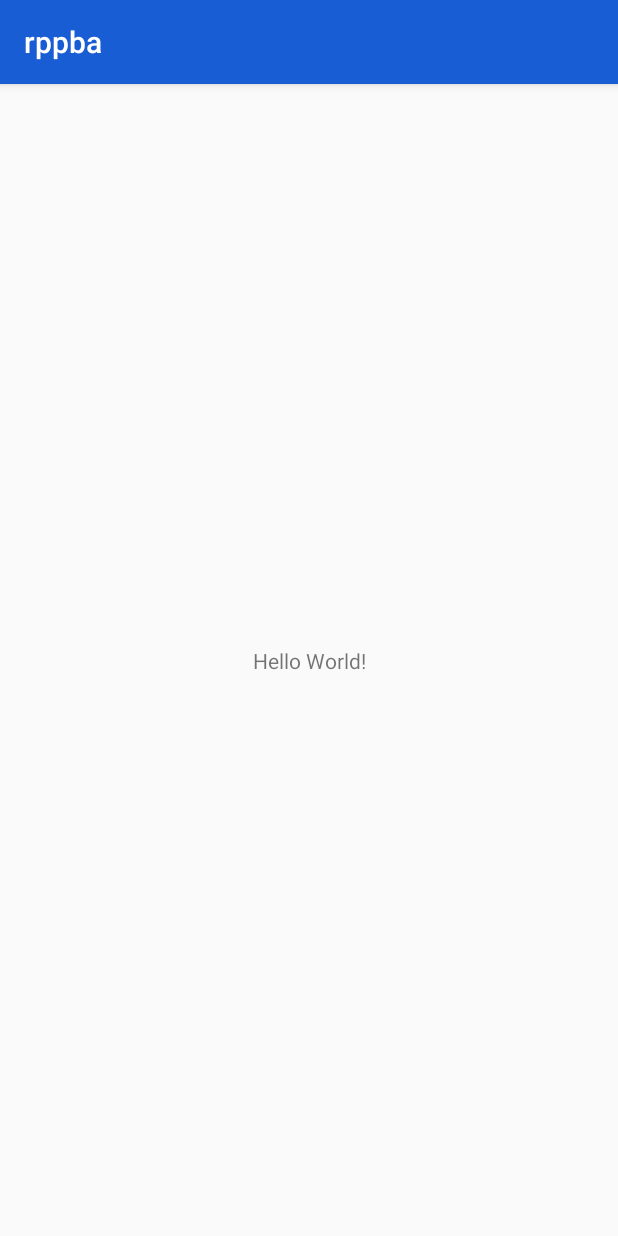
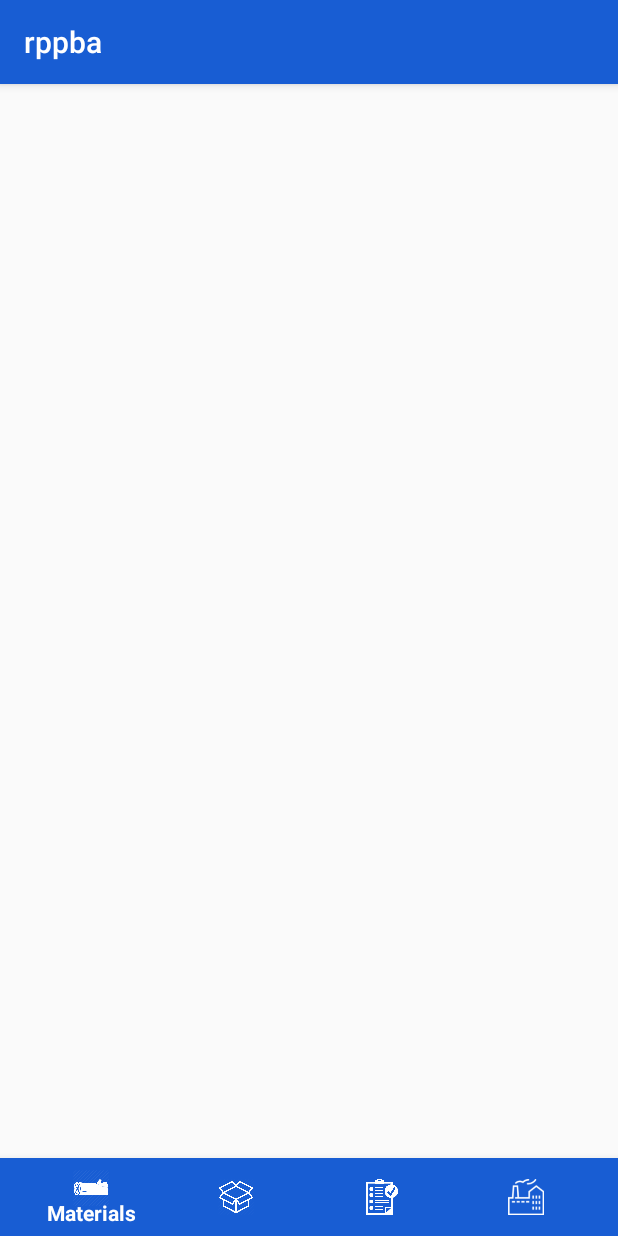
Before and after one commit to SergeiMikhailovskii/RPPBA, an Android app: the MainActivity screen opened directly, with no data from a screen before it, on a phone screen of 412 x 824 dp. Run offline under Robolectric (Android 15) with nearby library versions, the phone set to English and light mode, and no system bars.

Commit message:
Added bottom navigation

```diff
--- a/app/build.gradle
+++ b/app/build.gradle
@@ -28,7 +28,13 @@ dependencies {
     implementation fileTree(dir: 'libs', include: ['*.jar'])
     implementation 'androidx.appcompat:appcompat:1.1.0'
     implementation 'androidx.constraintlayout:constraintlayout:1.1.3'
+    //noinspection GradleCompatible
+    implementation 'com.android.support:design:28.0.0'
+    //noinspection GradleCompatible
+    implementation 'com.android.support:recyclerview-v7:28.0.0'
+
     testImplementation 'junit:junit:4.12'
+
     androidTestImplementation 'androidx.test.ext:junit:1.1.1'
     androidTestImplementation 'androidx.test.espresso:espresso-core:3.2.0'
 }
--- a/app/src/main/java/com/bsuir/rppba/ui/login/LoginActivity.java
+++ b/app/src/main/java/com/bsuir/rppba/ui/login/LoginActivity.java
@@ -1,8 +1,7 @@
 package com.bsuir.rppba.ui.login;
 
+import android.content.Intent;
 import android.os.Bundle;
-import android.util.Log;
-import android.view.View;
 import android.widget.Button;
 import android.widget.EditText;
 import android.widget.Toast;
@@ -10,6 +9,9 @@ import android.widget.Toast;
 import androidx.appcompat.app.AppCompatActivity;
 
 import com.bsuir.rppba.R;
+import com.bsuir.rppba.ui.main.MainActivity;
+
+import java.util.Objects;
 
 public class LoginActivity extends AppCompatActivity implements LoginContract.LoginView {
 
@@ -22,7 +24,7 @@ public class LoginActivity extends AppCompatActivity implements LoginContract.Lo
     protected void onCreate(Bundle savedInstanceState) {
         super.onCreate(savedInstanceState);
         setContentView(R.layout.activity_login);
-        getSupportActionBar().hide();
+        Objects.requireNonNull(getSupportActionBar()).hide();
         presenter.attachView(this);
 
         loginEditText = findViewById(R.id.login_edit_text);
@@ -40,6 +42,8 @@ public class LoginActivity extends AppCompatActivity implements LoginContract.Lo
     @Override
     public void onLoginSuccess() {
         Toast.makeText(this, "Login success", Toast.LENGTH_SHORT).show();
+        Intent intent = new Intent(this, MainActivity.class);
+        startActivity(intent);
     }
 
     @Override
--- a/app/src/main/res/layout/activity_main.xml
+++ b/app/src/main/res/layout/activity_main.xml
@@ -6,13 +6,17 @@
     android:layout_height="match_parent"
     tools:context=".ui.main.MainActivity">
 
-    <TextView
-        android:layout_width="wrap_content"
-        android:layout_height="wrap_content"
-        android:text="Hello World!"
+    <com.google.android.material.bottomnavigation.BottomNavigationView
+        android:id="@+id/bottom_nav"
+        android:layout_width="match_parent"
+        android:layout_height="52dp"
+        app:itemBackground="@color/colorPrimary"
+        app:itemIconTint="#FFFFFF"
+        app:itemTextColor="#FFFFFF"
+        android:background="@color/colorPrimary"
         app:layout_constraintBottom_toBottomOf="parent"
-        app:layout_constraintLeft_toLeftOf="parent"
-        app:layout_constraintRight_toRightOf="parent"
-        app:layout_constraintTop_toTopOf="parent" />
+        app:layout_constraintEnd_toEndOf="parent"
+        app:layout_constraintStart_toStartOf="parent"
+        app:menu="@menu/bottom_navigation_menu" />
 
 </androidx.constraintlayout.widget.ConstraintLayout>
--- /dev/null
+++ b/app/src/main/res/menu/bottom_navigation_menu.xml
@@ -0,0 +1,19 @@
+<?xml version="1.0" encoding="utf-8"?>
+<menu xmlns:android="http://schemas.android.com/apk/res/android">
+    <item
+        android:icon="@drawable/materials"
+        android:title="@string/materials" />
+
+    <item
+        android:icon="@drawable/products"
+        android:title="@string/products" />
+
+    <item
+        android:icon="@drawable/bills"
+        android:title="@string/bills" />
+
+    <item
+        android:icon="@drawable/manufacture"
+        android:title="@string/manufacture" />
+
+</menu>
--- a/app/src/main/res/values/strings.xml
+++ b/app/src/main/res/values/strings.xml
@@ -3,5 +3,9 @@
     <string name="login">Login</string>
     <string name="password">Password</string>
     <string name="sign_in">Sign in</string>
+    <string name="materials">Materials</string>
+    <string name="products">Products</string>
+    <string name="bills">Bills</string>
+    <string name="manufacture">Manufacture</string>
 
 </resources>
```
Also changed, not shown: app/src/main/res/drawable/bills.png (added), app/src/main/res/drawable/manufacture.png (added), app/src/main/res/drawable/materials.png (added), app/src/main/res/drawable/products.png (added).
